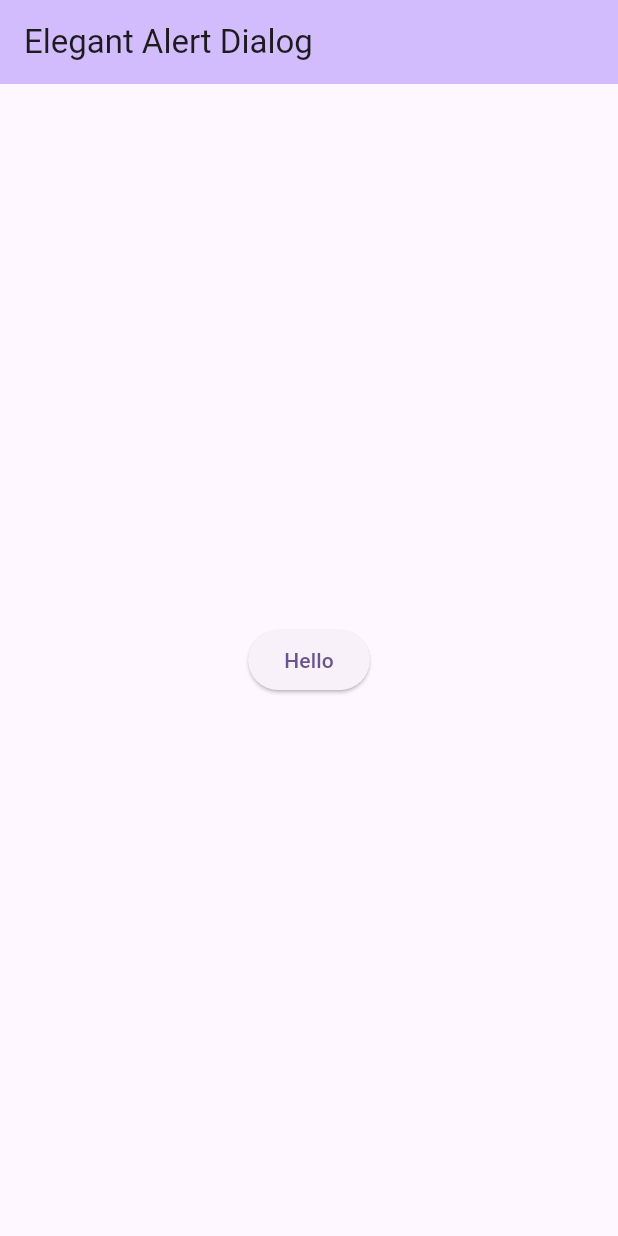
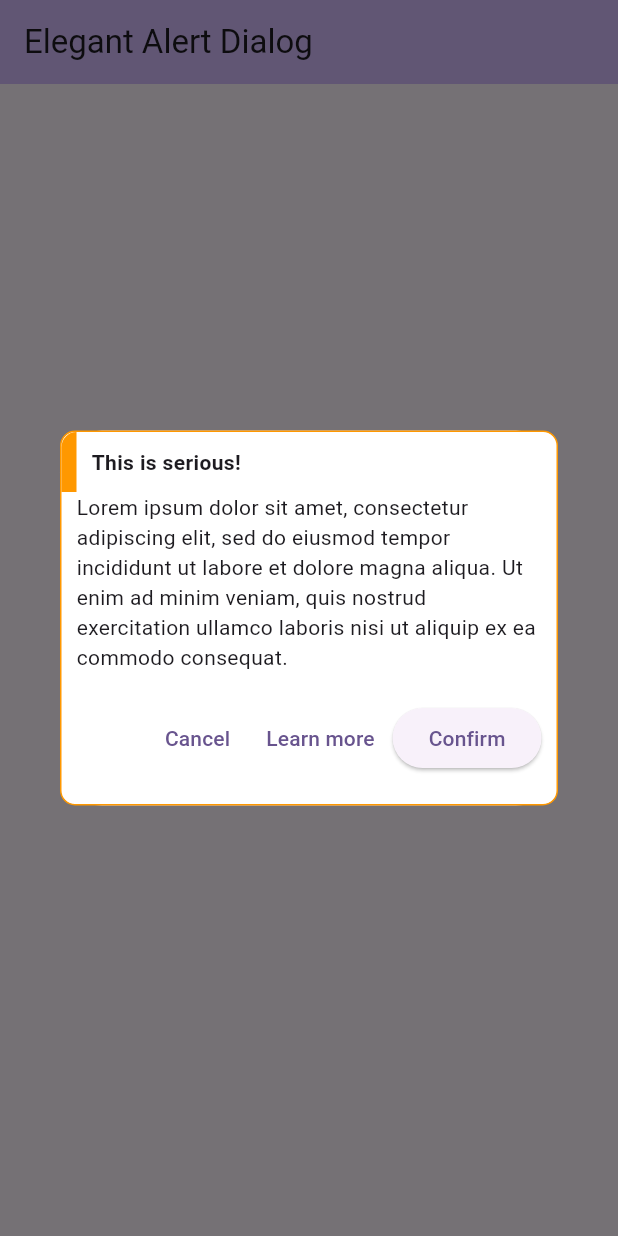
Before and after one commit to koukibadr/ElegantAlertDialog, a Flutter app: the screen it shows after launch, after a tap on "Hello", on a phone screen of 412 x 824 dp. Run offline on Flutter 3.47's test engine with Material 3 defaults, Android fonts, the phone set to English and light mode, and no system bars.

Commit message:
create multi action elegant popup

```diff
--- a/lib/elegant_alert_dialog.dart
+++ b/lib/elegant_alert_dialog.dart
@@ -18,14 +18,14 @@ class ElegantAlertDialog extends StatelessWidget {
     super.key,
     required this.description,
     this.title,
-    this.primaryButtonColor,
-    this.primaryButtonText,
+    this.primaryButtonColor = Colors.blue,
+    this.primaryButtonText = 'Confirm',
     this.onPrimaryButtonPressed,
-    this.secondButtonColor,
-    this.secondButtonText,
+    this.secondButtonColor = Colors.grey,
+    this.secondButtonText = 'Learn more',
     this.onSecondaryButtonPressed,
-    this.customButtonColor,
-    this.customButtonText,
+    this.customButtonColor = Colors.green,
+    this.customButtonText = 'Cancel',
     this.onCustomButtonPressed,
   }) {
     borderColor = successColor;
@@ -38,9 +38,9 @@ class ElegantAlertDialog extends StatelessWidget {
       primaryButtonColor: primaryButtonColor!,
       secondaryButtonColor: secondButtonColor!,
       customButtonColor: customButtonColor!,
-      onPrimaryButtonPressed: onPrimaryButtonPressed!,
-      onSecondaryButtonPressed: onSecondaryButtonPressed!,
-      onCustomButtonPressed: onCustomButtonPressed!,
+      onPrimaryButtonPressed: onPrimaryButtonPressed,
+      onSecondaryButtonPressed: onSecondaryButtonPressed,
+      onCustomButtonPressed: onCustomButtonPressed,
     );
   }
 
@@ -110,23 +110,69 @@ class ElegantAlertDialog extends StatelessWidget {
   @override
   Widget build(BuildContext context) {
     return Container(
+      height: 250,
       decoration: BoxDecoration(
         color: backgroundColor,
-        borderRadius: BorderRadius.circular(radius),
+        borderRadius: BorderRadius.circular(10),
         border: Border.all(
-          color: borderColor ?? Colors.transparent,
+          width: 1,
+          color: Colors.orange,
         ),
       ),
-      child: Padding(
-        padding: const EdgeInsets.symmetric(vertical: 50),
-        child: Column(
-          mainAxisSize: MainAxisSize.min,
-          mainAxisAlignment: MainAxisAlignment.center,
-          children: [
-            title ?? const SizedBox.shrink(),
-            description,
-          ],
-        ),
+      child: Column(
+        mainAxisSize: MainAxisSize.min,
+        children: [
+          Row(
+            children: [
+              Align(
+                alignment: Alignment.topLeft,
+                child: Container(
+                  width: 10,
+                  height: 40,
+                  decoration: const BoxDecoration(
+                    color: Colors.orange,
+                    borderRadius: BorderRadius.only(
+                      topLeft: Radius.circular(10),
+                    ),
+                  ),
+                ),
+              ),
+              const SizedBox(
+                width: 10,
+              ),
+              const Text(
+                'This is serious!',
+                style: TextStyle(
+                  fontWeight: FontWeight.bold,
+                ),
+              ),
+            ],
+          ),
+          Expanded(
+            child: Padding(
+              padding: const EdgeInsets.symmetric(
+                horizontal: 10,
+              ),
+              child: Column(
+                children: [
+                  Text(
+                      'Lorem ipsum dolor sit amet, consectetur adipiscing elit, sed do eiusmod tempor incididunt ut labore et dolore magna aliqua. Ut enim ad minim veniam, quis nostrud exercitation ullamco laboris nisi ut aliquip ex ea commodo consequat. '),
+                  Expanded(
+                    child: Row(
+                      mainAxisAlignment: MainAxisAlignment.end,
+                      children: [
+                        TextButton(onPressed: (){}, child: Text(customButtonText!)),
+                        TextButton(onPressed: (){}, child: Text(secondButtonText!)),
+                        ElevatedButton(onPressed: (){}, child: Text(primaryButtonText!)),
+                      ],
+                    ),
+                  )
+
+                ],
+              ),
+            ),
+          ),
+        ],
       ),
     );
   }
--- a/lib/resources/elegant_notification_type.dart
+++ b/lib/resources/elegant_notification_type.dart
@@ -8,9 +8,9 @@ class ElegantNotificationMultiActions extends ElegantNotificationType {
   final String secondaryActionText;
   final String customActionText;
 
-  final Function() onPrimaryButtonPressed;
-  final Function() onSecondaryButtonPressed;
-  final Function() onCustomButtonPressed;
+  final Function()? onPrimaryButtonPressed;
+  final Function()? onSecondaryButtonPressed;
+  final Function()? onCustomButtonPressed;
 
   final Color primaryButtonColor;
   final Color secondaryButtonColor;
@@ -20,9 +20,9 @@ class ElegantNotificationMultiActions extends ElegantNotificationType {
     required this.primaryActionText,
     required this.secondaryActionText,
     required this.customActionText,
-    required this.onPrimaryButtonPressed,
-    required this.onSecondaryButtonPressed,
-    required this.onCustomButtonPressed,
+    this.onPrimaryButtonPressed,
+    this.onSecondaryButtonPressed,
+    this.onCustomButtonPressed,
     required this.primaryButtonColor,
     required this.secondaryButtonColor,
     required this.customButtonColor,
```
Also changed, not shown: example/pubspec.yaml (+4 -77 lines), pubspec.yaml (+5 -44 lines), example/pubspec.lock, 6 other files.
